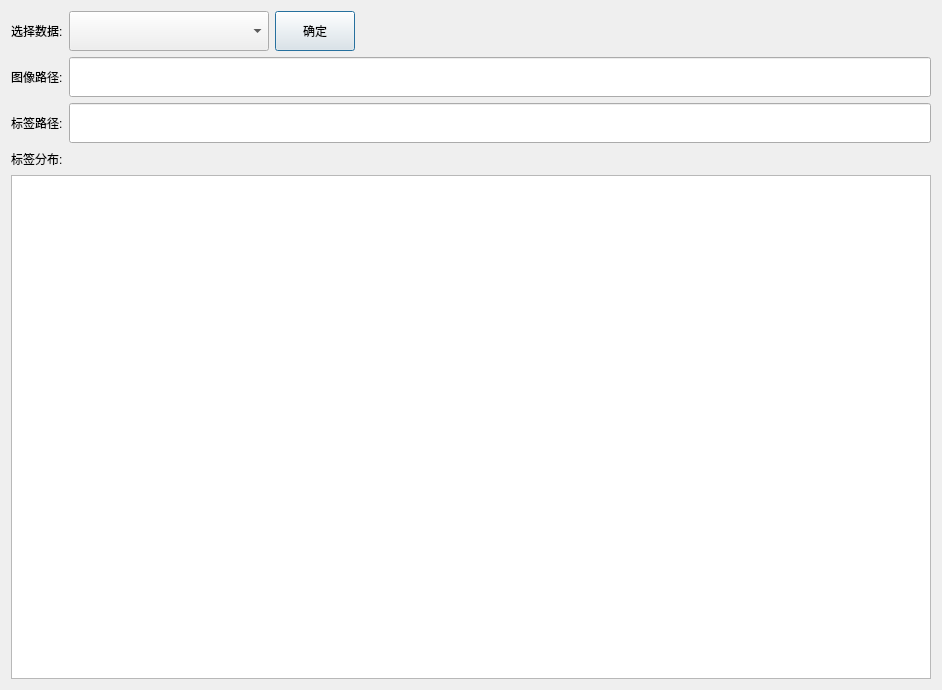
The window that ui/dataset_properties.ui (pythondever/easy_trainer) describes before a commit, drawn with Qt 5.
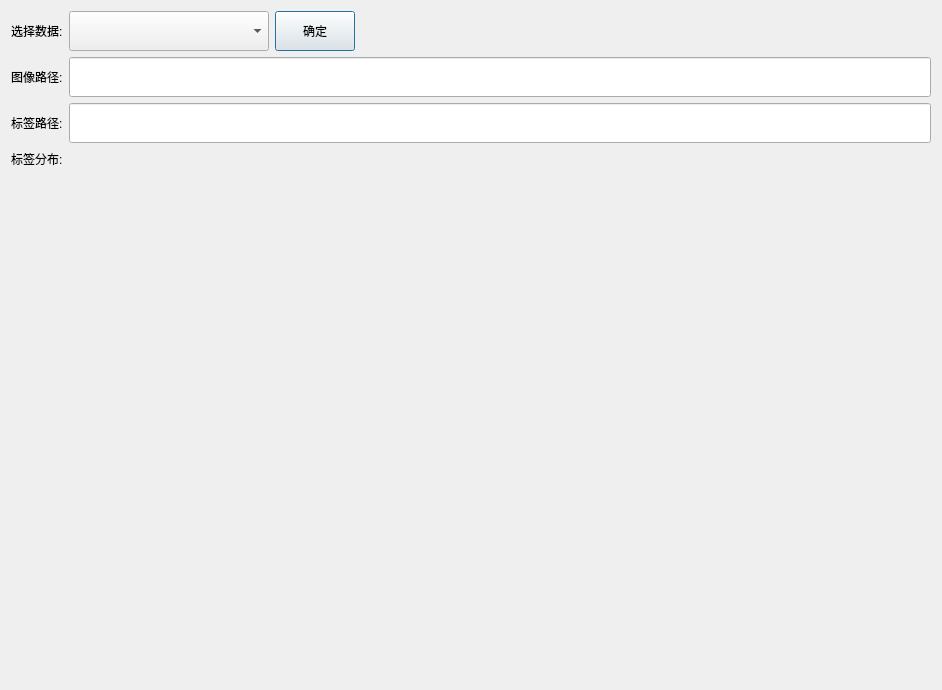
The same window after the commit.

```diff
--- a/ui/dataset_properties.ui
+++ b/ui/dataset_properties.ui
@@ -137,8 +137,21 @@
      </item>
      <item>
       <layout class="QHBoxLayout" name="horizontalLayout_4">
+       <property name="topMargin">
+        <number>8</number>
+       </property>
        <item>
-        <widget class="QGraphicsView" name="label_stats_view"/>
+        <widget class="QScrollArea" name="label_stats_view">
+         <property name="frameShape">
+          <enum>QFrame::NoFrame</enum>
+         </property>
+         <property name="widgetResizable">
+          <bool>true</bool>
+         </property>
+         <property name="horizontalScrollBarPolicy">
+          <enum>Qt::ScrollBarAlwaysOff</enum>
+         </property>
+        </widget>
        </item>
       </layout>
      </item>
```
Left out of the diff: 7 changed lines with no effect on the pictures.
